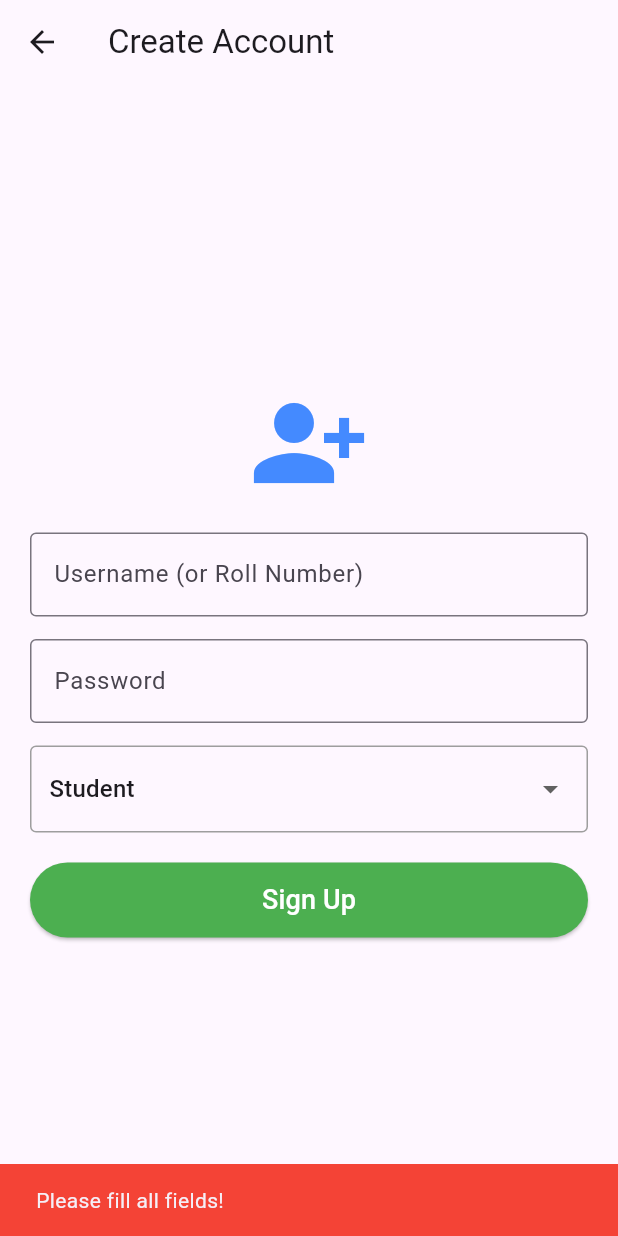
After one commit to MustafaAhmed2614/Smart-Attendance-System-FYP, a Flutter app: the SignupScreen screen opened directly, after a tap on "Sign Up", on a phone screen of 412 x 824 dp. The commit adds this screen. Run offline on Flutter 3.47's test engine with Material 3 defaults, Android fonts, the phone set to English and light mode, and no system bars; our stand-ins replace image_picker; network calls fail.

Commit message:
update-signup

```diff
--- /dev/null
+++ b/mobile_app/lib/constants.dart
@@ -0,0 +1,4 @@
+class AppConfig {
+  // Ab jab bhi IP badlay, sirf yahan aakar change karni hai!
+  static const String backendUrl = "http://192.168.0.198:8000";
+}
--- /dev/null
+++ b/mobile_app/lib/screens/signup_screen.dart
@@ -0,0 +1,136 @@
+import 'package:flutter/material.dart';
+import 'package:http/http.dart' as http;
+import 'dart:convert';
+import '../constants.dart';// Hamari behtareen constants file!
+
+class SignupScreen extends StatefulWidget {
+  @override
+  _SignupScreenState createState() => _SignupScreenState();
+}
+
+class _SignupScreenState extends State<SignupScreen> {
+  final TextEditingController usernameController = TextEditingController();
+  final TextEditingController passwordController = TextEditingController();
+
+  // Dropdown ke liye default value
+  String selectedRole = 'student';
+  bool isLoading = false;
+
+  Future<void> signupUser() async {
+    // Agar fields khali hain toh error dikhayen
+    if (usernameController.text.isEmpty || passwordController.text.isEmpty) {
+      ScaffoldMessenger.of(context).showSnackBar(
+        SnackBar(content: Text("Please fill all fields!"), backgroundColor: Colors.red),
+      );
+      return;
+    }
+
+    setState(() { isLoading = true; });
+
+    try {
+      final response = await http.post(
+        Uri.parse('${AppConfig.backendUrl}/signup/'),
+        headers: {"Content-Type": "application/json"},
+        body: jsonEncode({
+          "username": usernameController.text,
+          "password": passwordController.text,
+          "role": selectedRole,
+        }),
+      );
+
+      final data = jsonDecode(response.body);
+
+      if (data['status'] == 'Success') {
+        // Account ban gaya! Success message dikhayen aur wapas Login par bhej dein
+        ScaffoldMessenger.of(context).showSnackBar(
+          SnackBar(content: Text(data['message']), backgroundColor: Colors.green),
+        );
+        Navigator.pop(context); // Yeh line wapas pichli screen (Login) par le jayegi
+      } else {
+        // Error (jaise Duplicate Username)
+        ScaffoldMessenger.of(context).showSnackBar(
+          SnackBar(content: Text(data['message']), backgroundColor: Colors.red),
+        );
+      }
+    } catch (e) {
+      print("Signup Error: $e");
+      ScaffoldMessenger.of(context).showSnackBar(
+        SnackBar(content: Text('Connection error! Check your network.'), backgroundColor: Colors.red),
+      );
+    } finally {
+      setState(() { isLoading = false; });
+    }
+  }
+
+  @override
+  Widget build(BuildContext context) {
+    return Scaffold(
+      appBar: AppBar(title: Text('Create Account')),
+      body: Padding(
+        padding: const EdgeInsets.all(20.0),
+        child: Column(
+          mainAxisAlignment: MainAxisAlignment.center,
+          children: [
+            Icon(Icons.person_add_alt_1, size: 80, color: Colors.blueAccent),
+            SizedBox(height: 20),
+
+            TextField(
+              controller: usernameController,
+              decoration: InputDecoration(
+                labelText: 'Username (or Roll Number)',
+                border: OutlineInputBorder(),
+              ),
+            ),
+            SizedBox(height: 15),
+
+            TextField(
+              controller: passwordController,
+              obscureText: true,
+              decoration: InputDecoration(
+                labelText: 'Password',
+                border: OutlineInputBorder(),
+              ),
+            ),
+            SizedBox(height: 15),
+
+            // Dropdown Menu Role Select karne ke liye
+            Container(
+              padding: EdgeInsets.symmetric(horizontal: 12, vertical: 4),
+              decoration: BoxDecoration(
+                border: Border.all(color: Colors.grey),
+                borderRadius: BorderRadius.circular(4),
+              ),
+              child: DropdownButtonHideUnderline(
+                child: DropdownButton<String>(
+                  value: selectedRole,
+                  isExpanded: true,
+                  items: [
+                    DropdownMenuItem(value: 'student', child: Text("Student")),
+                    DropdownMenuItem(value: 'teacher', child: Text("Teacher")),
+                  ],
+                  onChanged: (value) {
+                    setState(() {
+                      selectedRole = value!;
+                    });
+                  },
+                ),
+              ),
+            ),
+            SizedBox(height: 20),
+
+            isLoading
+                ? CircularProgressIndicator()
+                : ElevatedButton(
+                    onPressed: signupUser,
+                    style: ElevatedButton.styleFrom(
+                      minimumSize: Size(double.infinity, 50),
+                      backgroundColor: Colors.green,
+                    ),
+                    child: Text('Sign Up', style: TextStyle(fontSize: 18, color: Colors.white)),
+                  ),
+          ],
+        ),
+      ),
+    );
+  }
+}
--- a/mobile_app/lib/screens/teacher_dashboard.dart
+++ b/mobile_app/lib/screens/teacher_dashboard.dart
@@ -2,6 +2,7 @@ import 'package:flutter/material.dart';
 import 'package:http/http.dart' as http;
 import 'dart:convert';
 import 'package:url_launcher/url_launcher.dart';
+import '../constants.dart'; // Shuru mein 2 dots (..) aur ek slash
 
 class TeacherDashboard extends StatefulWidget {
   @override
@@ -10,7 +11,7 @@ class TeacherDashboard extends StatefulWidget {
 
 class _TeacherDashboardState extends State<TeacherDashboard> {
   // Yahan apna IP address lagayen jo aap api ke liye use kar rahe hain
-  final String backendUrl = "http://192.168.0.198:8000";
+  final String backendUrl = AppConfig.backendUrl;
 
   List<dynamic> attendanceLogs = [];
   bool isLoading = true;
```
Also changed, not shown: mobile_app/lib/screens/home_screen.dart (+16 -3 lines), mobile_app/lib/screens/login_screen.dart (+18 -2 lines), mobile_app/lib/screens/student_dashboard.dart (+21 -4 lines).
